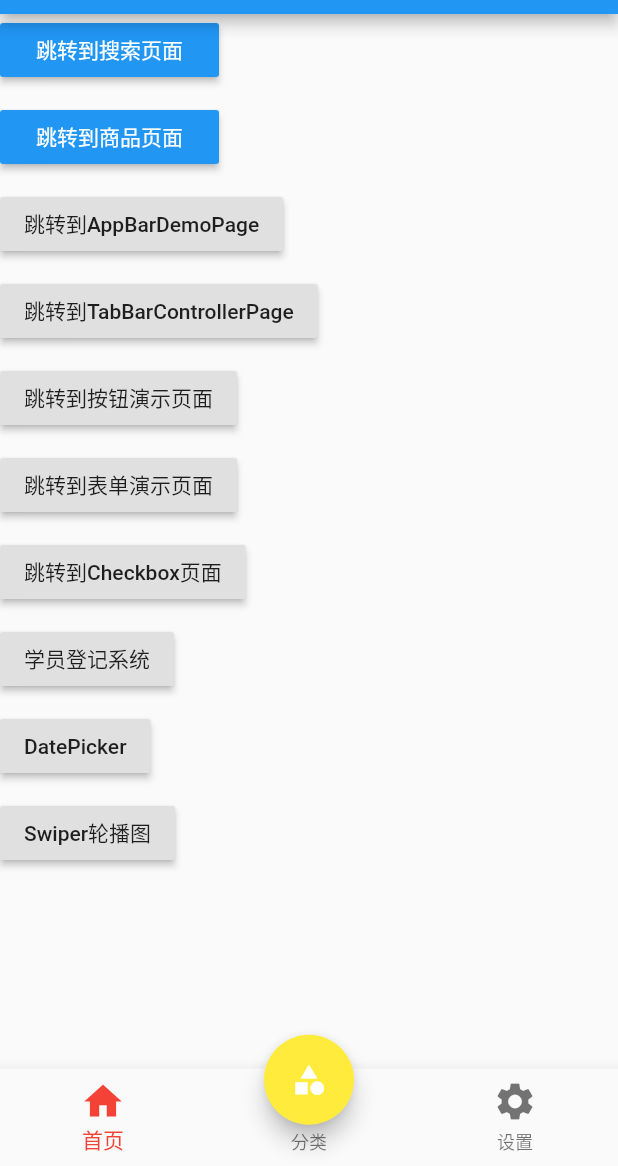
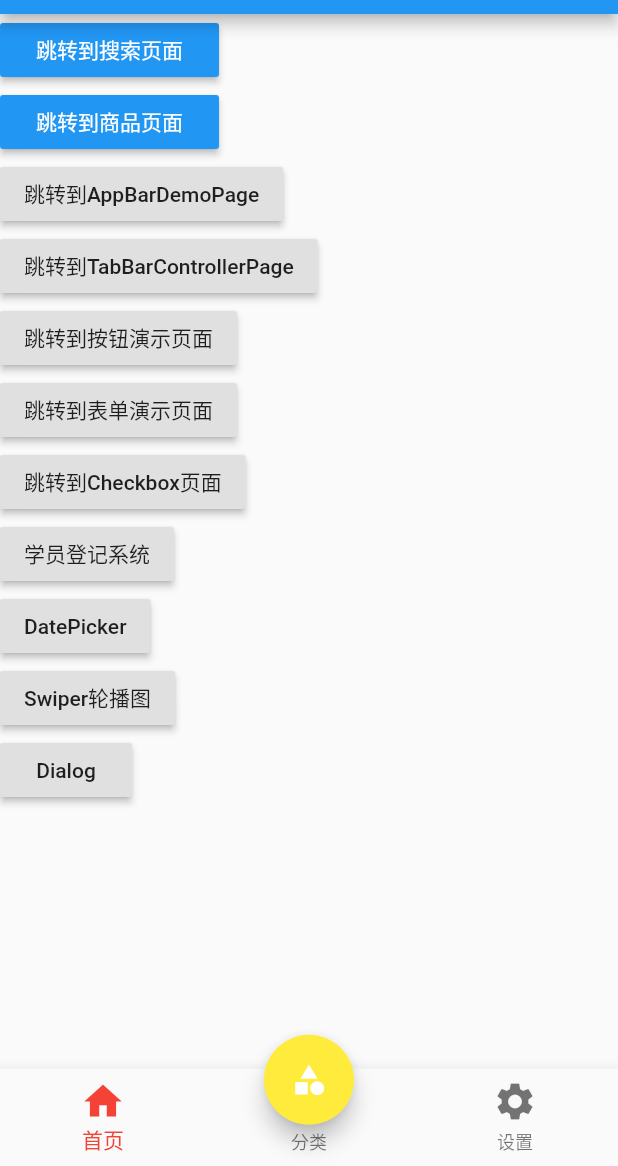
Before and after one commit to lmx227/flutter_lmx, a Flutter app: the screen it shows after launch, on a phone screen of 412 x 824 dp, the part 70-1236 px from its top. Run offline on Flutter 3.47's test engine with Material 2 defaults, Android fonts, the phone set to English and light mode, and no system bars; our stand-ins replace date_format, flutter_swiper, fluttertoast; missing offline and left inert: flutter_cupertino_date_picker.

Commit message:
AlertDialog、SimpleDialog、ModalBottomSheet、Toast

```diff
--- a/flutter_lmx/lib/pages/tabs/Home.dart
+++ b/flutter_lmx/lib/pages/tabs/Home.dart
@@ -12,6 +12,9 @@ class _HomePageState extends State<HomePage> {
       crossAxisAlignment: CrossAxisAlignment.start,
       mainAxisAlignment: MainAxisAlignment.start,
       children: <Widget>[
+        Column(
+          crossAxisAlignment: CrossAxisAlignment.start,
+          children: <Widget>[
             RaisedButton(
                 child: Text("跳转到搜索页面"),
                 onPressed: () {
@@ -23,7 +26,6 @@ class _HomePageState extends State<HomePage> {
                 color: Theme.of(context).accentColor,
                 textTheme: ButtonTextTheme.primary
             ),
-        SizedBox(height: 10),
             RaisedButton(
                 child: Text("跳转到商品页面"),
                 onPressed: () {
@@ -33,62 +35,62 @@ class _HomePageState extends State<HomePage> {
                 color: Theme.of(context).accentColor,
                 textTheme: ButtonTextTheme.primary
             ),
-        SizedBox(height: 10),
             RaisedButton(
               child: Text("跳转到AppBarDemoPage"),
               onPressed: () {
                 Navigator.pushNamed(context, '/appBarDemo');
               },
             ),
-        SizedBox(height: 10),
             RaisedButton(
               child: Text("跳转到TabBarControllerPage"),
               onPressed: () {
                 Navigator.pushNamed(context, '/tabBarController');
               },
             ),
-        SizedBox(height: 10),
             RaisedButton(
               child: Text("跳转到按钮演示页面"),
               onPressed: () {
                 Navigator.pushNamed(context, '/buttonPage');
               },
             ),
-        SizedBox(height: 10),
             RaisedButton(
               child: Text("跳转到表单演示页面"),
               onPressed: () {
                 Navigator.pushNamed(context, '/textFieldDemo');
               },
             ),
-        SizedBox(height: 10),
             RaisedButton(
               child: Text("跳转到Checkbox页面"),
               onPressed: () {
                 Navigator.pushNamed(context, '/checkboxDemo');
               },
             ),
-        SizedBox(height: 10),
             RaisedButton(
               child: Text("学员登记系统"),
               onPressed: () {
                 Navigator.pushNamed(context, '/formDemo');
               },
             ),
-        SizedBox(height: 10),
             RaisedButton(
               child: Text("DatePicker"),
               onPressed: () {
                 Navigator.pushNamed(context, '/datePicker');
               },
             ),
-        SizedBox(height: 10),
             RaisedButton(
               child: Text("Swiper轮播图"),
               onPressed: () {
                 Navigator.pushNamed(context, '/swiper');
               },
             ),
+            RaisedButton(
+              child: Text("Dialog"),
+              onPressed: () {
+                Navigator.pushNamed(context, '/dialog');
+              },
+            ),
+          ],
+        )
       ],
     );
   }
--- a/flutter_lmx/lib/routes/Routes.dart
+++ b/flutter_lmx/lib/routes/Routes.dart
@@ -19,6 +19,7 @@ import '../pages/CheckBox.dart';
 import '../pages/FormDemo.dart';
 import '../pages/DatePicker.dart';
 import '../pages/Swiper.dart';
+import '../pages/Dialog.dart';
 
 // 配置路由
 final routes = {
@@ -41,6 +42,7 @@ final routes = {
   '/formDemo': (context) => FormDemoPage(),
   '/datePicker': (context) => DatePickerDemo(),
   '/swiper': (context) => SwiperPage(),
+  '/dialog': (context) => DialogPage(),
 };
 
 // 命名路由 统一处理
--- a/flutter_lmx/pubspec.yaml
+++ b/flutter_lmx/pubspec.yaml
@@ -35,6 +35,8 @@ dependencies:
   date_format: ^1.0.6
   # 轮播图
   flutter_swiper: ^1.1.6
+  #fluttertoast
+  fluttertoast: ^4.0.1
 
 dev_dependencies:
   flutter_test:
```
Also changed, not shown: flutter_lmx/lib/pages/Dialog.dart (added, +159 -0 lines). Lines whose indentation alone changed are shown as unchanged.
